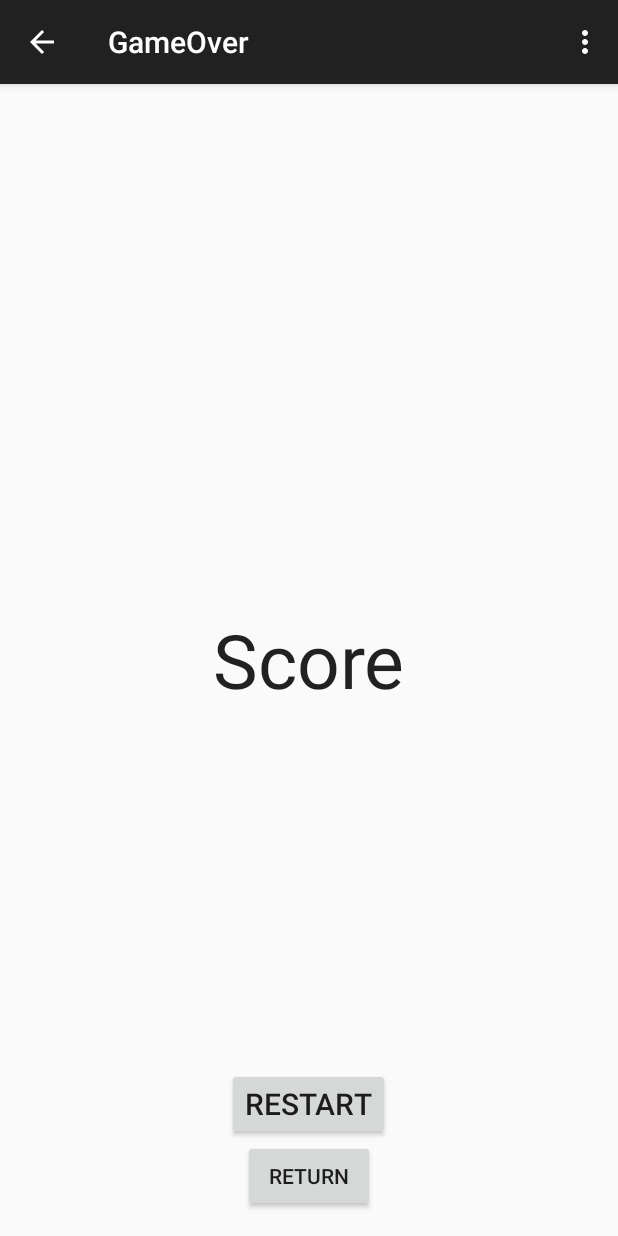
After one commit to angrykoala/lightquiz, an Android app: the GameOver screen opened directly, with no data from a screen before it, on a phone screen of 412 x 824 dp. The commit adds this screen. Run offline under Robolectric (Android 15) with nearby library versions, the phone set to English and light mode, and no system bars.

Commit message:
game over in separate activity

```diff
--- /dev/null
+++ b/app/src/main/java/demiurgosoft/lightquiz/GameOver.java
@@ -0,0 +1,39 @@
+package demiurgosoft.lightquiz;
+
+import android.os.Bundle;
+import android.support.v7.app.ActionBarActivity;
+import android.view.Menu;
+import android.view.MenuItem;
+
+
+public class GameOver extends ActionBarActivity {
+
+    @Override
+    protected void onCreate(Bundle savedInstanceState) {
+        super.onCreate(savedInstanceState);
+        setContentView(R.layout.activity_game_over);
+    }
+
+
+    @Override
+    public boolean onCreateOptionsMenu(Menu menu) {
+        // Inflate the menu; this adds items to the action bar if it is present.
+        getMenuInflater().inflate(R.menu.menu_game_over, menu);
+        return true;
+    }
+
+    @Override
+    public boolean onOptionsItemSelected(MenuItem item) {
+        // Handle action bar item clicks here. The action bar will
+        // automatically handle clicks on the Home/Up button, so long
+        // as you specify a parent activity in AndroidManifest.xml.
+        int id = item.getItemId();
+
+        //noinspection SimplifiableIfStatement
+        if (id == R.id.action_settings) {
+            return true;
+        }
+
+        return super.onOptionsItemSelected(item);
+    }
+}
--- /dev/null
+++ b/app/src/main/res/layout/activity_game_over.xml
@@ -0,0 +1,51 @@
+<RelativeLayout xmlns:android="http://schemas.android.com/apk/res/android"
+    xmlns:tools="http://schemas.android.com/tools"
+    android:layout_width="match_parent"
+    android:layout_height="match_parent"
+    android:paddingBottom="@dimen/activity_vertical_margin"
+    android:paddingLeft="@dimen/activity_horizontal_margin"
+    android:paddingRight="@dimen/activity_horizontal_margin"
+    android:paddingTop="@dimen/activity_vertical_margin"
+    tools:context="demiurgosoft.lightquiz.GameOver">
+
+    <Button
+        android:id="@+id/restart_button"
+        android:layout_width="wrap_content"
+        android:layout_height="wrap_content"
+        android:layout_above="@+id/return_button"
+        android:layout_centerHorizontal="true"
+        android:onClick="buttonClick"
+        android:text="@string/restart_button"
+        android:textSize="20sp" />
+
+    <Button
+        android:id="@+id/return_button"
+        android:layout_width="wrap_content"
+        android:layout_height="wrap_content"
+        android:layout_alignParentBottom="true"
+        android:layout_centerHorizontal="true"
+        android:onClick="buttonClick"
+        android:text="@string/return_button" />
+
+    <TextView
+        android:id="@+id/score_text"
+        android:layout_width="wrap_content"
+        android:layout_height="wrap_content"
+        android:layout_centerHorizontal="true"
+        android:layout_centerVertical="true"
+        android:text="@string/score"
+        android:textAppearance="?android:attr/textAppearanceLarge"
+        android:textSize="50sp" />
+
+    <TextView
+        android:id="@+id/new_highscore_text"
+        android:layout_width="wrap_content"
+        android:layout_height="wrap_content"
+        android:layout_alignParentTop="true"
+        android:layout_centerHorizontal="true"
+        android:layout_marginTop="64dp"
+        android:text="@string/new_highscore"
+        android:textAppearance="?android:attr/textAppearanceLarge"
+        android:textSize="30sp"
+        android:visibility="invisible" />
+</RelativeLayout>
--- /dev/null
+++ b/app/src/main/res/menu/menu_game_over.xml
@@ -0,0 +1,10 @@
+<menu xmlns:android="http://schemas.android.com/apk/res/android"
+    xmlns:app="http://schemas.android.com/apk/res-auto"
+    xmlns:tools="http://schemas.android.com/tools"
+    tools:context="demiurgosoft.lightquiz.GameOver">
+    <item
+        android:id="@+id/action_settings"
+        android:orderInCategory="100"
+        android:title="@string/action_settings"
+        app:showAsAction="never" />
+</menu>
--- a/app/src/main/res/values/strings.xml
+++ b/app/src/main/res/values/strings.xml
@@ -26,4 +26,7 @@
     <string name="score">Score</string>
     <string name="highscore">High Score</string>
     <string name="life">Life</string>
+    <string name="title_activity_game_over">GameOver</string>
+
+    <string name="hello_world">Hello world!</string>
 </resources>
```
Also changed, not shown: app/src/main/AndroidManifest.xml (+8 -1 lines), app/src/main/java/demiurgosoft/lightquiz/MainActivity.java (+18 -11 lines), app/src/main/java/demiurgosoft/lightquiz/PlayGame.java (+32 -16 lines), app/src/main/java/demiurgosoft/lightquiz/Question.java (+11 -0 lines), app/src/main/java/demiurgosoft/lightquiz/QuestionsGenerator.java (+60 -7 lines), app/src/main/res/layout/activity_play_game.xml (+0 -62 lines), app/src/main/assets/lightquiz.db (deleted), app/src/main/assets/lq.db (added).
